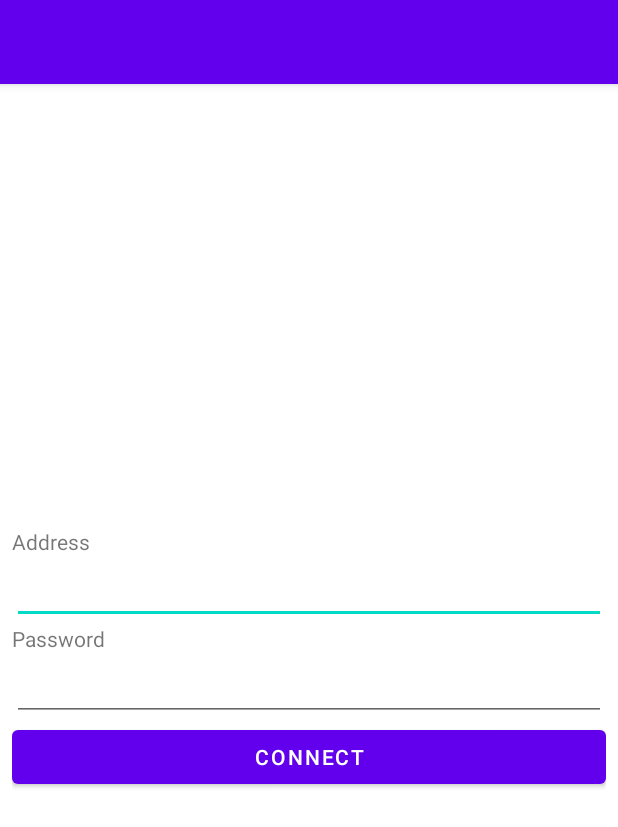
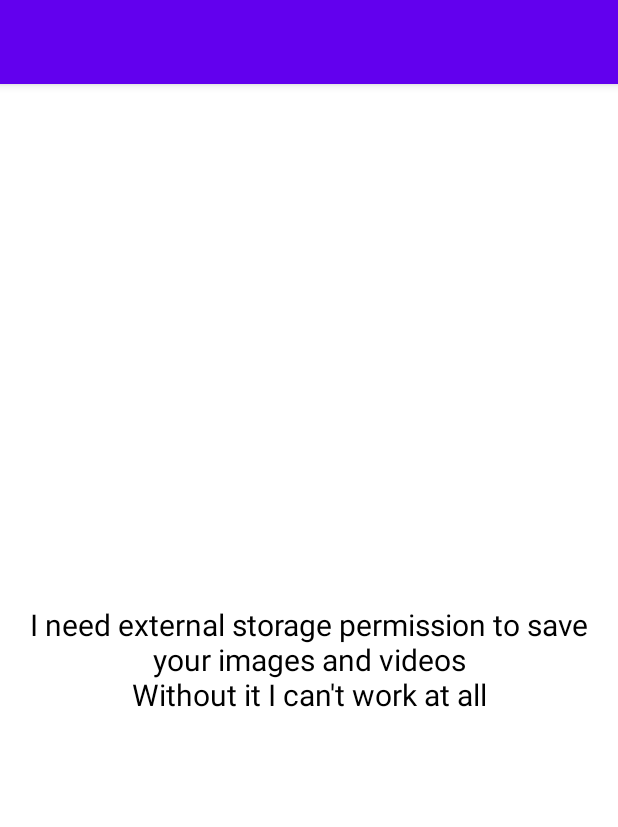
Before and after one commit to AiluropodaMicrota/PV-Mobile, an Android app: the layout activity_main.xml on its own in the app's theme, with its tools: preview values and no code run, on a phone screen of 412 x 824 dp. Shown: the top 827 px of the screen. Run offline under Robolectric (Android 15) with nearby library versions, the light colour scheme and no system bars; plain views replace MaterialDrawerSliderView; network calls fail.

Commit message:
Fixed crash if external storage permission wasnt granted

```diff
--- /dev/null
+++ b/app/src/main/java/com/th/pv/StoragePermission.kt
@@ -0,0 +1,57 @@
+package com.th.pv
+
+import android.os.Bundle
+import androidx.fragment.app.Fragment
+import android.view.LayoutInflater
+import android.view.View
+import android.view.ViewGroup
+
+// TODO: Rename parameter arguments, choose names that match
+// the fragment initialization parameters, e.g. ARG_ITEM_NUMBER
+private const val ARG_PARAM1 = "param1"
+private const val ARG_PARAM2 = "param2"
+
+/**
+ * A simple [Fragment] subclass.
+ * Use the [StoragePermission.newInstance] factory method to
+ * create an instance of this fragment.
+ */
+class StoragePermission : Fragment() {
+    // TODO: Rename and change types of parameters
+    private var param1: String? = null
+    private var param2: String? = null
+
+    override fun onCreate(savedInstanceState: Bundle?) {
+        super.onCreate(savedInstanceState)
+        arguments?.let {
+            param1 = it.getString(ARG_PARAM1)
+            param2 = it.getString(ARG_PARAM2)
+        }
+    }
+
+    override fun onCreateView(inflater: LayoutInflater, container: ViewGroup?,
+                              savedInstanceState: Bundle?): View? {
+        // Inflate the layout for this fragment
+        return inflater.inflate(R.layout.fragment_storage_permission, container, false)
+    }
+
+    companion object {
+        /**
+         * Use this factory method to create a new instance of
+         * this fragment using the provided parameters.
+         *
+         * @param param1 Parameter 1.
+         * @param param2 Parameter 2.
+         * @return A new instance of fragment StoragePermission.
+         */
+        // TODO: Rename and change types and number of parameters
+        @JvmStatic
+        fun newInstance(param1: String, param2: String) =
+                StoragePermission().apply {
+                    arguments = Bundle().apply {
+                        putString(ARG_PARAM1, param1)
+                        putString(ARG_PARAM2, param2)
+                    }
+                }
+    }
+}
--- /dev/null
+++ b/app/src/main/res/layout/fragment_storage_permission.xml
@@ -0,0 +1,17 @@
+<?xml version="1.0" encoding="utf-8"?>
+<LinearLayout xmlns:android="http://schemas.android.com/apk/res/android"
+    xmlns:tools="http://schemas.android.com/tools"
+    android:layout_width="match_parent"
+    android:layout_height="match_parent"
+    android:orientation="vertical"
+    tools:context=".StoragePermission">
+
+    <TextView
+        android:layout_width="match_parent"
+        android:layout_height="match_parent"
+        android:gravity="center"
+        android:text="I need external storage permission to save your images and videos\nWithout it I can't work at all"
+        android:textColor="@color/black"
+        android:textSize="20sp" />
+
+</LinearLayout>
--- a/app/src/main/res/navigation/nav_graph.xml
+++ b/app/src/main/res/navigation/nav_graph.xml
@@ -3,7 +3,7 @@
     xmlns:app="http://schemas.android.com/apk/res-auto"
     xmlns:tools="http://schemas.android.com/tools"
     android:id="@+id/nav_graph"
-    app:startDestination="@id/loginFragment">
+    app:startDestination="@id/storagePermission">
     <fragment
         android:id="@+id/actorInfoFragment"
         android:name="com.th.pv.ActorInfoFragment"
@@ -70,4 +70,15 @@
             app:popUpTo="@id/loginFragment"
             app:popUpToInclusive="true" />
     </fragment>
+    <fragment
+        android:id="@+id/storagePermission"
+        android:name="com.th.pv.StoragePermission"
+        android:label="fragment_storage_permission"
+        tools:layout="@layout/fragment_storage_permission" >
+        <action
+            android:id="@+id/action_storagePermission_to_loginFragment"
+            app:destination="@id/loginFragment"
+            app:popUpTo="@id/storagePermission"
+            app:popUpToInclusive="true" />
+    </fragment>
 </navigation>
```
Also changed, not shown: app/src/main/java/com/th/pv/MainActivity.kt (+34 -6 lines), 1 other file.
